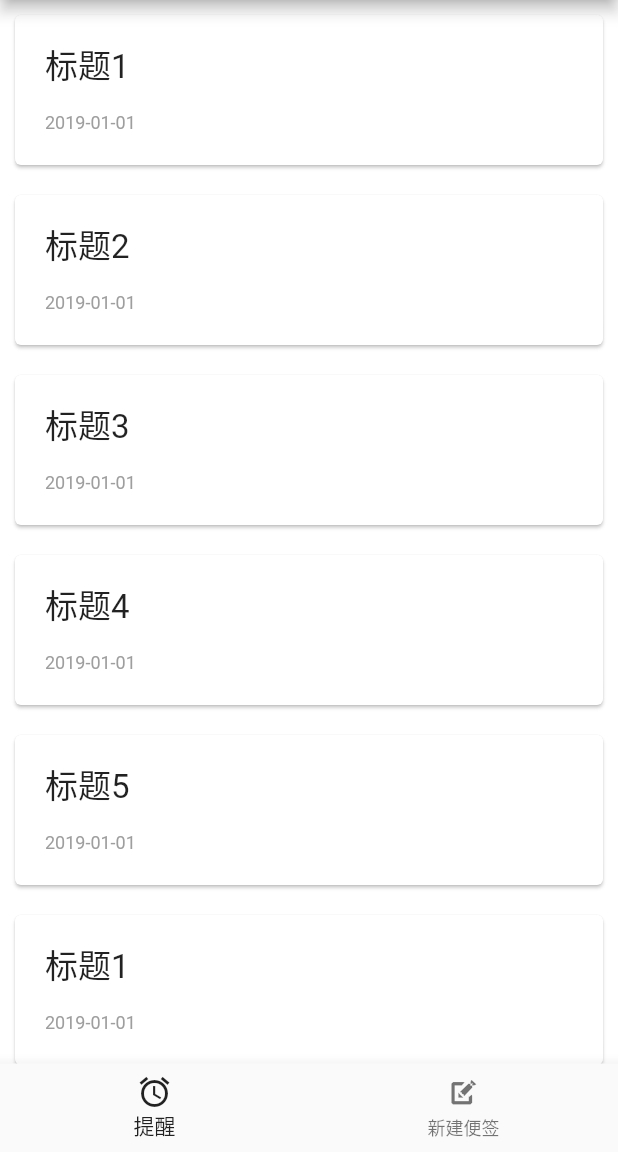
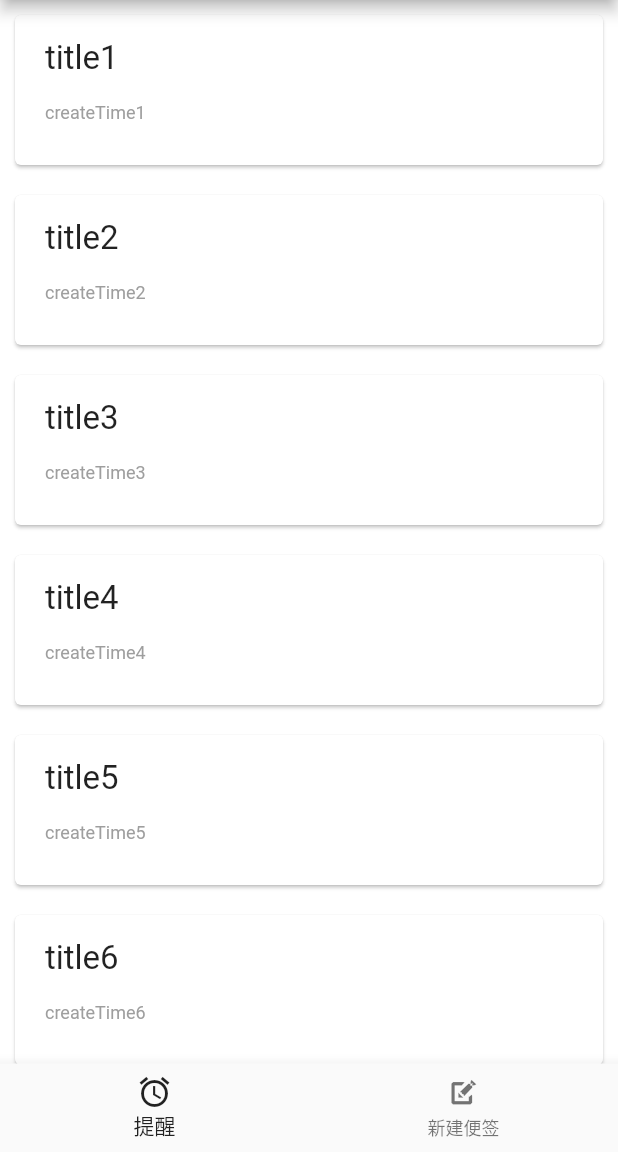
Before and after one commit to trueLoving/Note, a Flutter app: the screen it shows after launch, on a phone screen of 412 x 824 dp, the part 84-1236 px from its top. Run offline on Flutter 3.47's test engine with Material 2 defaults, Android fonts, the phone set to English and light mode, and no system bars; our stand-ins replace sqflite; accounts and stored records are empty.

Commit message:
:beers: coding

```diff
--- a/lib/components/note_item.dart
+++ b/lib/components/note_item.dart
@@ -1,32 +1,21 @@
 import 'package:flutter/material.dart';
-
 import 'package:note/model/note.dart';
 
-const List<Note> notes = const <Note>[
-  const Note(1,'标题1', '内容1', '2019-01-01', false),
-  const Note(2,'标题2', '内容2', '2019-01-01', true),
-  const Note(3,'标题3', '内容3', '2019-01-01', false),
-  const Note(4,'标题4', '内容4', '2019-01-01', true),
-  const Note(5,'标题5', '内容5', '2019-01-01', false),
-  const Note(6,'标题1', '内容1', '2019-01-01', false),
-  const Note(7,'标题2', '内容2', '2019-01-01', true),
-  const Note(8,'标题3', '内容3', '2019-01-01', false),
-  const Note(9,'标题4', '内容4', '2019-01-01', true),
-  const Note(10,'标题5', '内容5', '2019-01-01', false),
-  const Note(11,'标题1', '内容1', '2019-01-01', false),
-  const Note(12,'标题2', '内容2', '2019-01-01', true),
-  const Note(13,'标题3', '内容3', '2019-01-01', false),
-  const Note(14,'标题4', '内容4', '2019-01-01', true),
-  const Note(15,'标题5', '内容5', '2019-01-01', false),
-  const Note(16,'标题1', '内容1', '2019-01-01', false),
-  const Note(17,'标题2', '内容2', '2019-01-01', true),
-  const Note(18,'标题3', '内容3', '2019-01-01', false),
-  const Note(19,'标题4', '内容4', '2019-01-01', true),
-  const Note(20,'标题5', '内容5', '2019-01-01', false),
+List<Note> notes = [
+  new Note(1, 'title1', 'content1', 'createTime1', 1),
+  new Note(2, 'title2', 'content2', 'createTime2', 0),
+  new Note(3, 'title3', 'content3', 'createTime3', 1),
+  new Note(4, 'title4', 'content4', 'createTime4', 0),
+  new Note(5, 'title5', 'content5', 'createTime5', 1),
+  new Note(6, 'title6', 'content6', 'createTime6', 0),
+  new Note(7, 'title7', 'content7', 'createTime7', 1),
+  new Note(8, 'title8', 'content8', 'createTime8', 0),
+  new Note(9, 'title9', 'content9', 'createTime9', 1),
+  new Note(10, 'title10', 'content10', 'createTime10', 1),
+  new Note(11, 'title11', 'content11', 'createTime11', 1)
 ];
 
 class OverflowText extends StatelessWidget {
-
   final String text;
 
   const OverflowText({Key key, this.text = 'Hello World'}) : super(key: key);
--- a/lib/main.dart
+++ b/lib/main.dart
@@ -1,7 +1,5 @@
 import 'package:flutter/material.dart';
-
 import 'package:note/views/add_item.dart';
-
 import 'package:note/components/note_item.dart';
 
 class ChoiceCard extends StatelessWidget {
--- a/lib/model/note.dart
+++ b/lib/model/note.dart
@@ -1,14 +1,38 @@
 class Note {
   // 标签唯一标识符
-  final int id;
+  int id;
   // 标签标题
-  final String title;
+  String title;
   // 标签内容
-  final String content;
+  String content;
   // 标签创建时间
-  final String createTime;
+  String createTime;
   // 标签状态
-  final bool isDone;
+  int isDone;
+  // 构造函数
+  Note(id, title, content, createTime, isDone) {
+    this.id = id;
+    this.title = title;
+    this.content = content;
+    this.createTime = createTime;
+    this.isDone = isDone;
+  }
 
-  const Note(this.id,this.title, this.content, this.createTime, this.isDone);
+  Note.fromMap(Map map) {
+    this.id = map[id];
+    this.title = map[title];
+    this.content = map[content];
+    this.createTime = map[createTime];
+    this.isDone = map[isDone];
+  }
+
+  Map toMap() {
+    Map map = new Map();
+    map[id] = this.id;
+    map[title] = this.title;
+    map[content] = this.content;
+    map[createTime] = this.createTime;
+    map[isDone] = this.isDone;
+    return map;
+  }
 }
```
Also changed, not shown: lib/dto/index.dart (+42 -14 lines).
